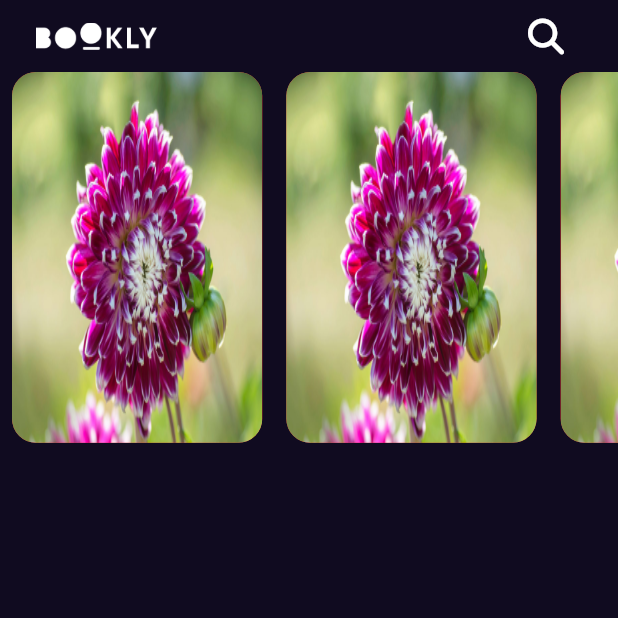
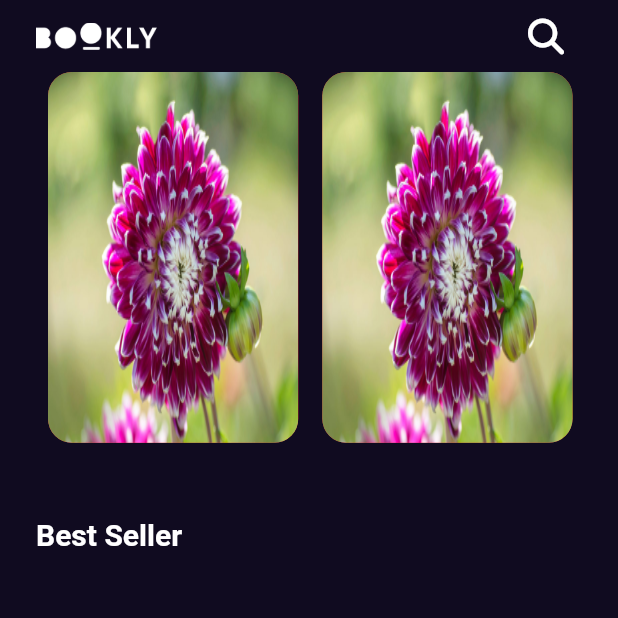
Before and after one commit to AhmedGamal97/bookly_app, a Flutter app: the screen it shows after launch, on a phone screen of 412 x 824 dp, the top half of it. Run offline on Flutter 3.47's test engine with Material 2 defaults, Android fonts, the phone set to English and light mode, and no system bars; our stand-ins replace font_awesome_flutter, get.

Commit message:
create styles file,title best seller

```diff
--- /dev/null
+++ b/lib/core/uitls/styles.dart
@@ -0,0 +1,6 @@
+import 'package:flutter/material.dart';
+
+abstract class Styles {
+  static const titleMedium =
+      TextStyle(fontSize: 20, fontWeight: FontWeight.w600);
+}
--- a/lib/features/Home/presentation/views/widget/custom_app_bar.dart
+++ b/lib/features/Home/presentation/views/widget/custom_app_bar.dart
@@ -8,11 +8,7 @@ class CustomAppBar extends StatelessWidget {
 
   @override
   Widget build(BuildContext context) {
-    return Padding(
-      padding: const EdgeInsets.symmetric(
-        horizontal: 24.0,
-      ),
-      child: Row(
+    return Row(
       children: [
         Image.asset(
           AssetsData.logo,
@@ -26,7 +22,6 @@ class CustomAppBar extends StatelessWidget {
               size: 24,
             ))
       ],
-      ),
     );
   }
 }
--- /dev/null
+++ b/lib/features/Home/presentation/views/widget/feature_list_view.dart
@@ -0,0 +1,23 @@
+import 'package:flutter/material.dart';
+
+import 'featured_listview_item.dart';
+
+class FeaturedBooksListView extends StatelessWidget {
+  const FeaturedBooksListView({super.key});
+
+  @override
+  Widget build(BuildContext context) {
+    return SizedBox(
+      height: MediaQuery.of(context).size.height * .3,
+      child: ListView.builder(
+        scrollDirection: Axis.horizontal,
+        itemBuilder: (BuildContext context, int index) {
+          return const Padding(
+            padding: EdgeInsets.symmetric(horizontal: 8.0),
+            child: FeaturedListViewItem(),
+          );
+        },
+      ),
+    );
+  }
+}
--- a/lib/features/Home/presentation/views/widget/home_view_body.dart
+++ b/lib/features/Home/presentation/views/widget/home_view_body.dart
@@ -1,34 +1,29 @@
 import 'package:flutter/material.dart';
 
+import '../../../../../core/uitls/styles.dart';
 import 'custom_app_bar.dart';
-import 'custom_listview_item.dart';
+import 'feature_list_view.dart';
 
 class HomeViewBody extends StatelessWidget {
   const HomeViewBody({super.key});
 
   @override
   Widget build(BuildContext context) {
-    return Column(
-      children: const [CustomAppBar(), FeaturedBooksListView()],
-    );
-  }
-}
-
-class FeaturedBooksListView extends StatelessWidget {
-  const FeaturedBooksListView({super.key});
-
-  @override
-  Widget build(BuildContext context) {
-    return SizedBox(
-      height: MediaQuery.of(context).size.height * .3,
-      child: ListView.builder(
-        scrollDirection: Axis.horizontal,
-        itemBuilder: (BuildContext context, int index) {
-          return const Padding(
-            padding: EdgeInsets.symmetric(horizontal: 8.0),
-            child: FeaturedListViewItem(),
-          );
-        },
+    return Padding(
+      padding: const EdgeInsets.symmetric(horizontal: 24.0),
+      child: Column(
+        crossAxisAlignment: CrossAxisAlignment.start,
+        children: const [
+          CustomAppBar(),
+          FeaturedBooksListView(),
+          SizedBox(
+            height: 50,
+          ),
+          Text(
+            'Best Seller',
+            style: Styles.titleMedium,
+          ),
+        ],
       ),
     );
   }
```
Also changed, not shown: lib/features/Home/presentation/views/widget/featured_listview_item.dart (renamed from lib/features/Home/presentation/views/widget/custom_listview_item.dart). Lines whose indentation alone changed are shown as unchanged.
